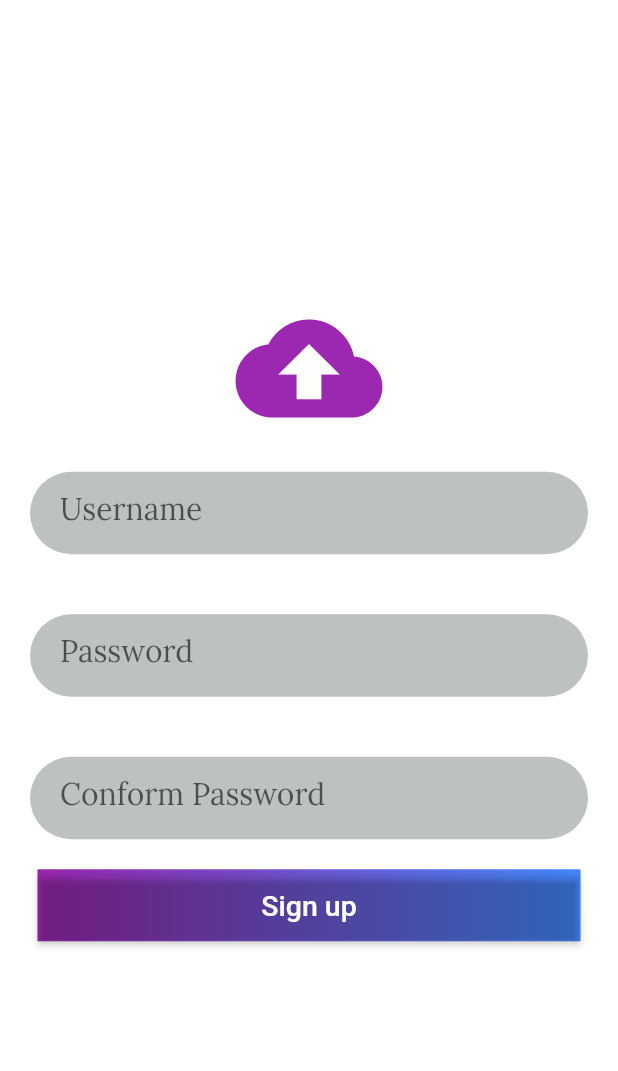
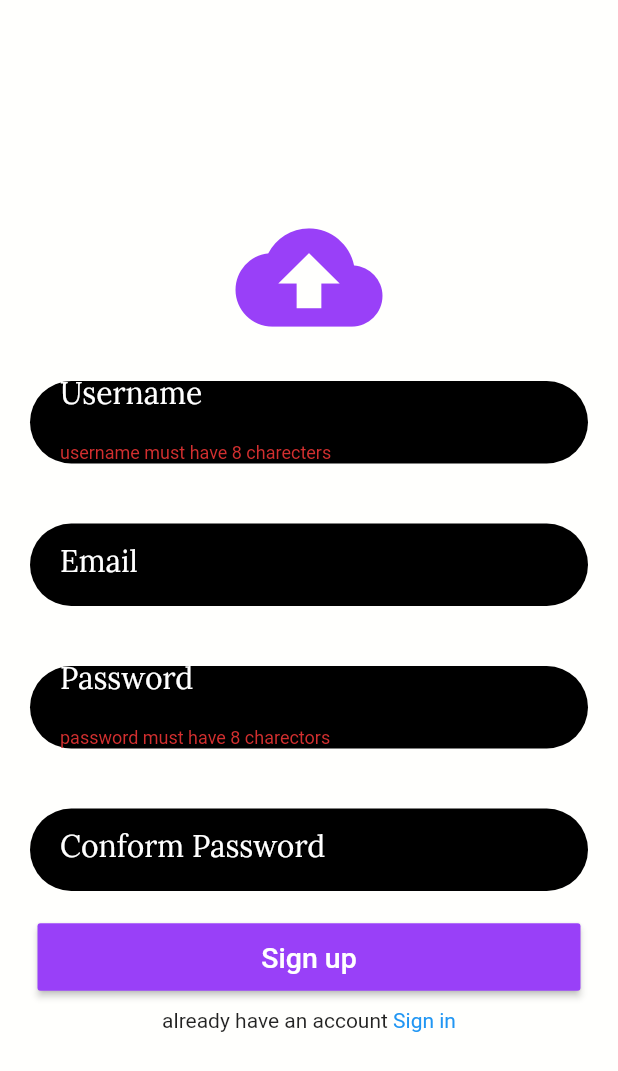
Before and after one commit to fariskk/eDRIVE, a Flutter app: the SignupPage screen opened directly, after a tap on "Sign up", on a phone screen of 412 x 824 dp. Shown: the top 1071 px of the screen. Run offline on Flutter 3.47's test engine with Material 2 defaults, Android fonts, the phone set to English and light mode, and no system bars.

Commit message:
UI completed

```diff
--- /dev/null
+++ b/lib/featurs/form_validation.dart
@@ -0,0 +1,47 @@
+class validator {
+  String? userName;
+  String? email;
+  String? password;
+  String? conformPassword;
+  String? validateUserName() {
+    if (userName == null) {
+      return "username is mandatory";
+    } else if (userName!.length < 8) {
+      return "username must have 8 charecters";
+    }
+    return null;
+  }
+
+  String? validateEmail() {
+    if (email == null) {
+      return "email is mandatory";
+    } else if (!email!.contains("@")) {
+      return "invalid email";
+    }
+    return null;
+  }
+
+  String? validatePassword() {
+    if (password == null) {
+      return "password is mandatory";
+    } else if (password!.length < 8) {
+      return "password must have 8 charectors";
+    }
+    return null;
+  }
+
+  String? validateConformPassword() {
+    if (conformPassword == null) {
+      return "confrm your password";
+    } else if (conformPassword != password) {
+      return "password donot match";
+    }
+    return null;
+  }
+
+  validator(
+      {required this.userName,
+      required this.email,
+      required this.password,
+      required this.conformPassword});
+}
--- a/lib/main.dart
+++ b/lib/main.dart
@@ -1,12 +1,10 @@
 import 'package:drive/pages/home_page.dart';
+import 'package:drive/pages/login_page.dart';
 import 'package:flutter/material.dart';
 import 'package:flutter/services.dart';
 
 void main() {
   WidgetsFlutterBinding.ensureInitialized();
-  SystemChrome.setSystemUIOverlayStyle(const SystemUiOverlayStyle(
-    statusBarColor: Color.fromARGB(255, 147, 46, 254),
-  ));
 
   runApp(myApp());
 }
@@ -18,7 +16,7 @@ class myApp extends StatelessWidget {
   Widget build(BuildContext context) {
     return MaterialApp(
       debugShowCheckedModeBanner: false,
-      home: HomePage(),
+      home: LoginPage(),
     );
   }
 }
--- a/lib/pages/home_page.dart
+++ b/lib/pages/home_page.dart
@@ -4,6 +4,7 @@ import 'package:drive/screens/Home_Screen.dart';
 import 'package:drive/screens/SharedScreen.dart';
 import 'package:drive/screens/StarredScreen.dart';
 import 'package:flutter/material.dart';
+import 'package:flutter/services.dart';
 import 'package:flutter/src/widgets/framework.dart';
 import 'package:flutter/src/widgets/placeholder.dart';
 
@@ -19,6 +20,9 @@ class _HomePageState extends State<HomePage> {
   List pages = [HomeScreen(), StarredScreen(), SharedScreen(), FileScreen()];
   @override
   Widget build(BuildContext context) {
+    SystemChrome.setSystemUIOverlayStyle(const SystemUiOverlayStyle(
+      statusBarColor: Color.fromARGB(255, 147, 46, 254),
+    ));
     return DefaultTabController(
         length: 2,
         child: Scaffold(
--- a/lib/pages/signup_page.dart
+++ b/lib/pages/signup_page.dart
@@ -1,16 +1,34 @@
+import 'package:drive/featurs/form_validation.dart';
 import 'package:flutter/material.dart';
-import 'package:flutter/src/widgets/framework.dart';
-import 'package:flutter/src/widgets/placeholder.dart';
 
-class SignupPage extends StatelessWidget {
-  const SignupPage({super.key});
+class SignupPage extends StatefulWidget {
+  SignupPage({super.key});
+
+  @override
+  State<SignupPage> createState() => _SignupPageState();
+}
+
+class _SignupPageState extends State<SignupPage> {
+  String? userNameError;
+
+  String? emailError;
+
+  String? passwordError;
+
+  String? passwordNotMatchError;
+  final _userName = TextEditingController();
+  final _email = TextEditingController();
+  final _password = TextEditingController();
+  final _conformPassword = TextEditingController();
 
   @override
   Widget build(BuildContext context) {
     return Scaffold(
-      body: Container(
+      body: SingleChildScrollView(
+        child: Container(
           color: const Color.fromARGB(255, 255, 255, 253),
           width: MediaQuery.of(context).size.width,
+          height: MediaQuery.of(context).size.height,
           child: Column(
             mainAxisAlignment: MainAxisAlignment.center,
             crossAxisAlignment: CrossAxisAlignment.center,
@@ -18,7 +36,7 @@ class SignupPage extends StatelessWidget {
               const Icon(
                 Icons.cloud_upload,
                 size: 98,
-              color: Colors.purple,
+                color: Color.fromARGB(255, 153, 64, 248),
               ),
               Container(
                   margin: const EdgeInsets.all(20),
@@ -26,13 +44,21 @@ class SignupPage extends StatelessWidget {
                   height: 55,
                   decoration: const BoxDecoration(
                       borderRadius: BorderRadius.all(Radius.circular(30)),
-                    color: Color.fromARGB(255, 188, 194, 190)),
-                child: const TextField(
-                  style: TextStyle(
-                      fontSize: 20, fontFamily: "Lora-VariableFont_wght"),
+                      color: Color.fromARGB(255, 0, 0, 0)),
+                  child: TextField(
+                    controller: _userName,
+                    style: const TextStyle(
+                        color: Colors.white,
+                        fontSize: 20,
+                        fontFamily: "Lora-VariableFont_wght"),
                     cursorHeight: 30,
                     decoration: InputDecoration(
-                      border: InputBorder.none, hintText: "Username"),
+                        errorText: userNameError,
+                        hintStyle: TextStyle(
+                          color: Colors.white,
+                        ),
+                        border: InputBorder.none,
+                        hintText: "Username"),
                   )),
               Container(
                   margin: const EdgeInsets.all(20),
@@ -40,13 +66,21 @@ class SignupPage extends StatelessWidget {
                   height: 55,
                   decoration: const BoxDecoration(
                       borderRadius: BorderRadius.all(Radius.circular(30)),
-                    color: Color.fromARGB(255, 188, 194, 190)),
-                child: const TextField(
-                  style: TextStyle(
-                      fontSize: 20, fontFamily: "Lora-VariableFont_wght"),
+                      color: Color.fromARGB(255, 0, 0, 0)),
+                  child: TextField(
+                    controller: _email,
+                    style: const TextStyle(
+                        color: Colors.white,
+                        fontSize: 20,
+                        fontFamily: "Lora-VariableFont_wght"),
                     cursorHeight: 30,
                     decoration: InputDecoration(
-                      border: InputBorder.none, hintText: "Password"),
+                        errorText: emailError,
+                        hintStyle: TextStyle(
+                          color: Colors.white,
+                        ),
+                        border: InputBorder.none,
+                        hintText: "Email"),
                   )),
               Container(
                   margin: const EdgeInsets.all(20),
@@ -54,23 +88,61 @@ class SignupPage extends StatelessWidget {
                   height: 55,
                   decoration: const BoxDecoration(
                       borderRadius: BorderRadius.all(Radius.circular(30)),
-                    color: Color.fromARGB(255, 188, 194, 190)),
-                child: const TextField(
-                  style: TextStyle(
-                      fontSize: 20, fontFamily: "Lora-VariableFont_wght"),
+                      color: Color.fromARGB(255, 0, 0, 0)),
+                  child: TextField(
+                    controller: _password,
+                    style: const TextStyle(
+                        color: Colors.white,
+                        fontSize: 20,
+                        fontFamily: "Lora-VariableFont_wght"),
                     cursorHeight: 30,
                     decoration: InputDecoration(
-                      border: InputBorder.none, hintText: "Conform Password"),
+                        errorText: passwordError,
+                        hintStyle: TextStyle(
+                          color: Colors.white,
+                        ),
+                        border: InputBorder.none,
+                        hintText: "Password"),
                   )),
               Container(
-              decoration: const BoxDecoration(
-                  gradient: LinearGradient(
-                      colors: [Colors.purple, Colors.blueAccent])),
+                  margin: const EdgeInsets.all(20),
+                  padding: const EdgeInsets.only(left: 20),
+                  height: 55,
+                  decoration: BoxDecoration(
+                      borderRadius: BorderRadius.all(Radius.circular(30)),
+                      color: Color.fromARGB(255, 0, 0, 0)),
+                  child: TextField(
+                    controller: _conformPassword,
+                    style: const TextStyle(
+                        color: Colors.white,
+                        fontSize: 20,
+                        fontFamily: "Lora-VariableFont_wght"),
+                    cursorHeight: 30,
+                    decoration: InputDecoration(
+                        errorText: passwordNotMatchError,
+                        border: InputBorder.none,
+                        hintStyle: TextStyle(color: Colors.white),
+                        hintText: "Conform Password"),
+                  )),
+              Container(
                 margin: const EdgeInsets.symmetric(horizontal: 25),
                 child: MaterialButton(
-                onPressed: () {},
+                  onPressed: () {
+                    validator deatails = validator(
+                        userName: "faris",
+                        email: "faris@gmail",
+                        password: "123",
+                        conformPassword: "123");
+                    setState(() {
+                      userNameError = deatails.validateUserName();
+                      emailError = deatails.validateEmail();
+                      passwordError = deatails.validatePassword();
+                      passwordNotMatchError =
+                          deatails.validateConformPassword();
+                    });
+                  },
                   minWidth: double.infinity,
-                color: Colors.transparent,
+                  color: const Color.fromARGB(255, 153, 64, 248),
                   height: 45,
                   child: const Text(
                     "Sign up",
@@ -78,7 +150,24 @@ class SignupPage extends StatelessWidget {
                   ),
                 ),
               ),
+              const SizedBox(
+                height: 10,
+              ),
+              Row(
+                mainAxisAlignment: MainAxisAlignment.center,
+                children: [
+                  const Text("already have an account "),
+                  GestureDetector(
+                    onTap: () => Navigator.of(context).pop(),
+                    child: const Text(
+                      "Sign in",
+                      style: TextStyle(color: Colors.blue),
+                    ),
+                  )
                 ],
+              )
+            ],
+          ),
         ),
       ),
     );
```
Also changed, not shown: lib/pages/login_page.dart (+71 -19 lines). Lines whose indentation alone changed are shown as unchanged.
